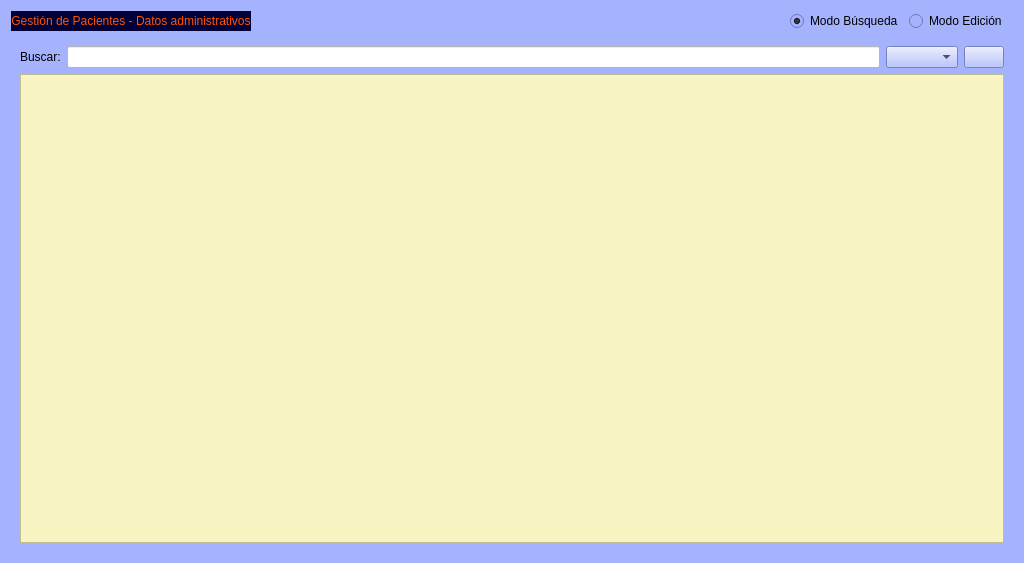
Above: Zona_Pacientes/frmClientes.ui from arcnexus/RedFoX before the change. Below: the same form after it.
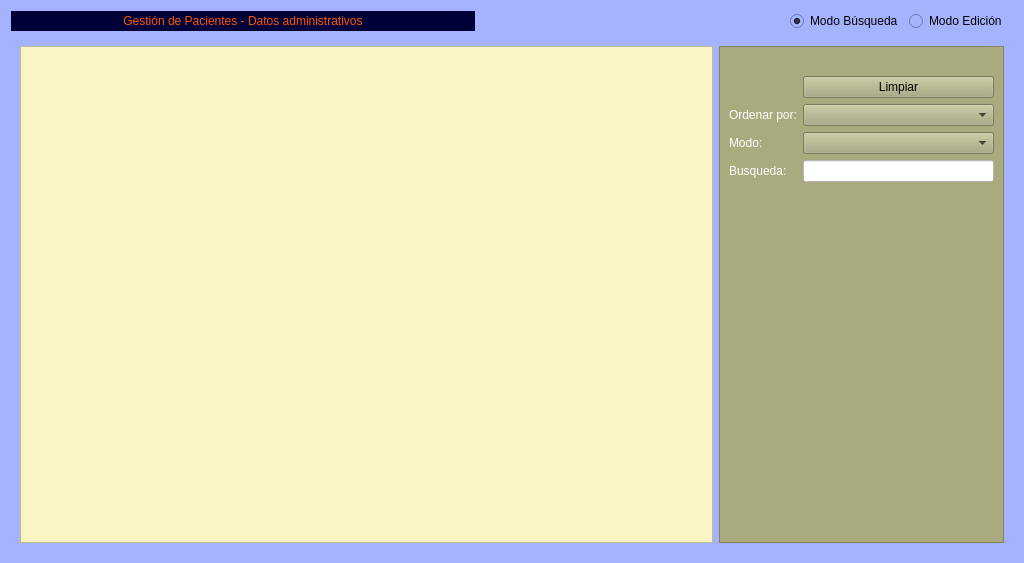
That is the form after the change. The open tabs and pages were chosen to show the change. Icons and pictures are not drawn. Custom widgets are drawn as their Qt base class.

```diff
--- a/Zona_Pacientes/frmClientes.ui
+++ b/Zona_Pacientes/frmClientes.ui
@@ -73,6 +73,12 @@
    </item>
    <item row="0" column="0" colspan="2">
     <widget class="QLabel" name="textoTitulo">
+     <property name="minimumSize">
+      <size>
+       <width>464</width>
+       <height>0</height>
+      </size>
+     </property>
      <property name="maximumSize">
       <size>
        <width>455</width>
@@ -4196,21 +4202,7 @@
      </widget>
      <widget class="QWidget" name="paginaBisquedas">
       <layout class="QGridLayout" name="gridLayout_28">
-       <item row="0" column="1">
-        <widget class="QLineEdit" name="txtBuscar">
-         <property name="styleSheet">
-          <string notr="true">background-color: rgb(255, 255, 255);</string>
-         </property>
-        </widget>
-       </item>
        <item row="0" column="0">
-        <widget class="QLabel" name="label_65">
-         <property name="text">
-          <string>Buscar:</string>
-         </property>
-        </widget>
-       </item>
-       <item row="1" column="0" colspan="4">
         <widget class="QTableView" name="tabla_busquedas">
          <property name="autoFillBackground">
           <bool>true</bool>
@@ -4245,26 +4237,111 @@
          </attribute>
         </widget>
        </item>
-       <item row="0" column="3">
-        <widget class="QPushButton" name="btnclear">
-         <property name="text">
-          <string/>
-         </property>
-         <property name="icon">
-          <iconset resource="../maya.qrc">
-           <normaloff>:/Icons/PNG/refresh.png</normaloff>:/Icons/PNG/refresh.png</iconset>
-         </property>
-         <property name="iconSize">
+       <item row="0" column="1">
+        <widget class="QFrame" name="frame_27">
+         <property name="maximumSize">
           <size>
-           <width>9</width>
-           <height>15</height>
+           <width>285</width>
+           <height>16777215</height>
           </size>
          </property>
+         <property name="styleSheet">
+          <string notr="true">background-color: rgb(170, 170, 127);</string>
+         </property>
+         <property name="frameShape">
+          <enum>QFrame::StyledPanel</enum>
+         </property>
+         <property name="frameShadow">
+          <enum>QFrame::Raised</enum>
+         </property>
+         <layout class="QGridLayout" name="gridLayout_32">
+          <item row="4" column="2">
+           <widget class="QComboBox" name="cboModo"/>
+          </item>
+          <item row="1" column="2">
+           <widget class="QLabel" name="label_85">
+            <property name="text">
+             <string/>
+            </property>
+            <property name="pixmap">
+             <pixmap resource="../maya.qrc">:/Icons/PNG/busca_filtra.png</pixmap>
+            </property>
+           </widget>
+          </item>
+          <item row="6" column="0">
+           <spacer name="verticalSpacer_7">
+            <property name="orientation">
+             <enum>Qt::Vertical</enum>
+            </property>
+            <property name="sizeHint" stdset="0">
+             <size>
+              <width>20</width>
+              <height>40</height>
+             </size>
+            </property>
+           </spacer>
+          </item>
+          <item row="4" column="0">
+           <widget class="QLabel" name="label_84">
+            <property name="styleSheet">
+             <string notr="true">color: rgb(255, 255, 255);</string>
+            </property>
+            <property name="text">
+             <string>Modo:</string>
+            </property>
+           </widget>
+          </item>
+          <item row="3" column="0">
+           <widget class="QLabel" name="label_83">
+            <property name="styleSheet">
+             <string notr="true">color: rgb(255, 255, 255);</string>
+            </property>
+            <property name="text">
+             <string>Ordenar por:</string>
+            </property>
+           </widget>
+          </item>
+          <item row="5" column="0">
+           <widget class="QLabel" name="label_65">
+            <property name="styleSheet">
+             <string notr="true">color: rgb(255, 255, 255);</string>
+            </property>
+            <property name="text">
+             <string>Busqueda:</string>
+            </property>
+           </widget>
+          </item>
+          <item row="3" column="2">
+           <widget class="QComboBox" name="cboOrden">
+            <property name="minimumSize">
+             <size>
+              <width>120</width>
+              <height>0</height>
+             </size>
+            </property>
+           </widget>
+          </item>
+          <item row="5" column="2">
+           <widget class="QLineEdit" name="txtBuscar">
+            <property name="styleSheet">
+             <string notr="true">background-color: rgb(255, 255, 255);</string>
+            </property>
+           </widget>
+          </item>
+          <item row="2" column="2">
+           <widget class="QPushButton" name="btnLimpiar">
+            <property name="text">
+             <string>Limpiar</string>
+            </property>
+            <property name="icon">
+             <iconset resource="../maya.qrc">
+              <normaloff>:/Icons/PNG/clean.png</normaloff>:/Icons/PNG/clean.png</iconset>
+            </property>
+           </widget>
+          </item>
+         </layout>
         </widget>
        </item>
-       <item row="0" column="2">
-        <widget class="QComboBox" name="cboBuscar"/>
-       </item>
       </layout>
      </widget>
     </widget>
```
Left out of the diff: 5 changed lines with no effect on the pictures.
